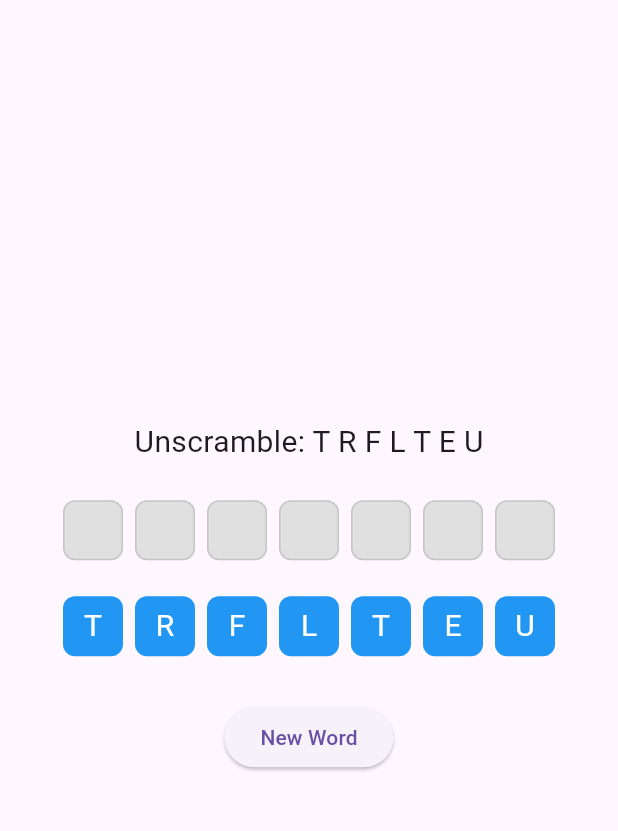
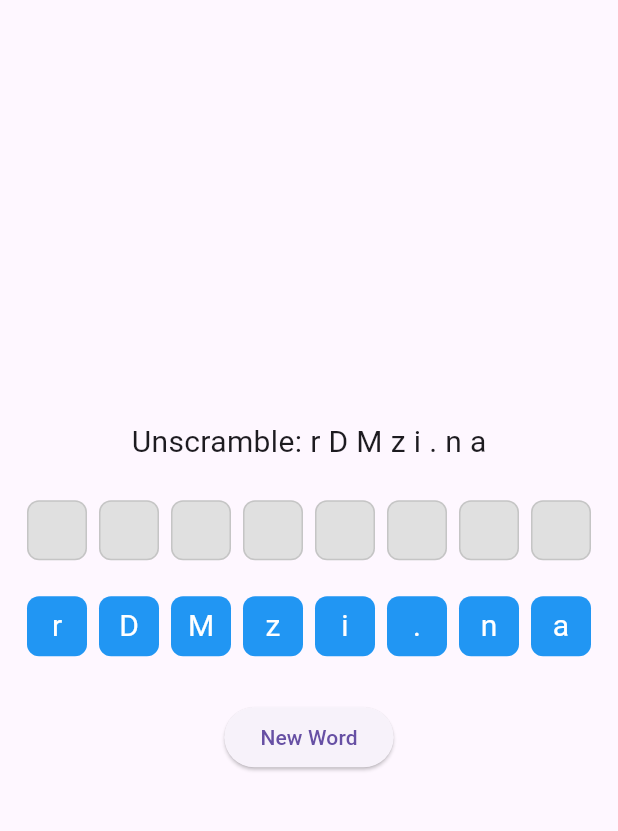
Before and after one commit to malkthere/amda2025-API-Animation, a Flutter app: the screen it shows after launch, on a phone screen of 412 x 824 dp, the part 63-894 px from its top. Run offline on Flutter 3.47's test engine with Material 3 defaults, Android fonts, the phone set to English and light mode, and no system bars.

Commit message:
advance lay0ut 08

```diff
--- a/lib/main.dart
+++ b/lib/main.dart
@@ -28,7 +28,7 @@ class OrderLettersGame extends StatefulWidget {
 }
 
 class _OrderLettersGameState extends State<OrderLettersGame> {
-  final String _wordToOrder = 'FLUTTER';
+  final String _wordToOrder = 'Dr.Mazin';
   late List<String> _shuffledLetters;
   late List<String?> _placedLetters;
   bool _isCorrect = false;
```
